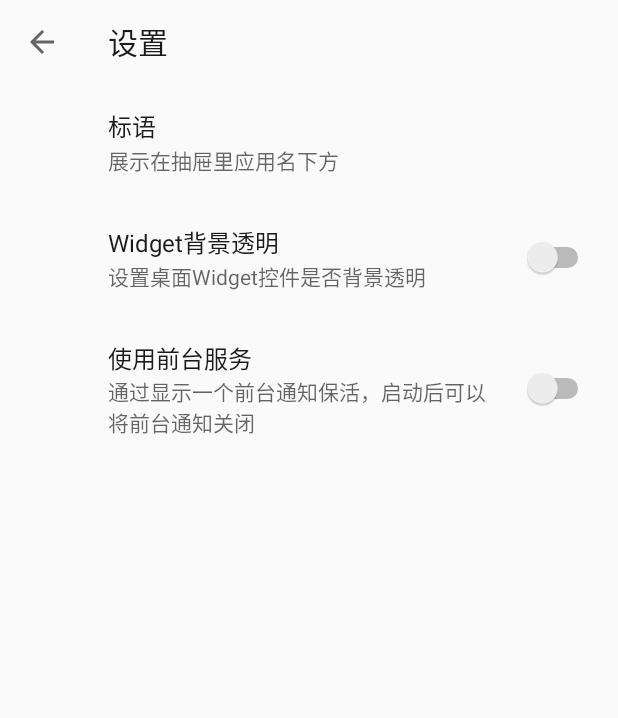
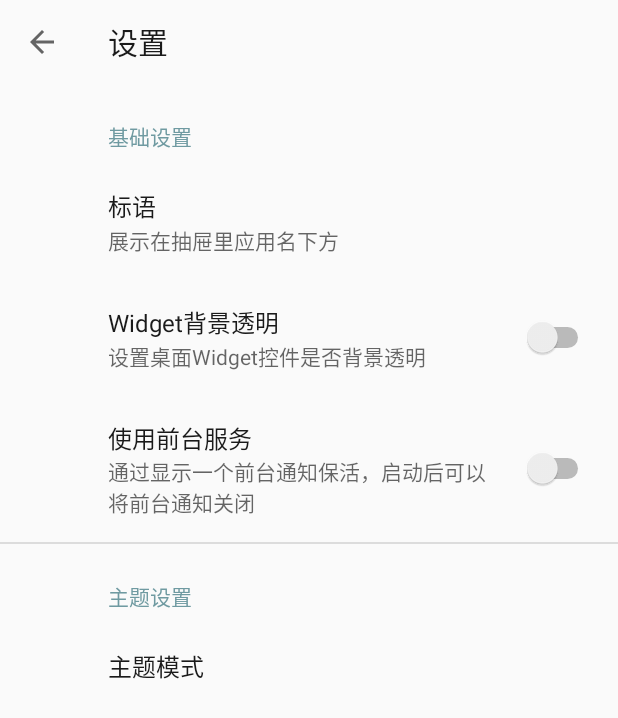
Before and after one commit to NevermindZZT/Days, an Android app: the SettingFragment screen opened directly, with no data from a screen before it, on a phone screen of 412 x 824 dp. Shown: the top 718 px of the screen. Run offline under Robolectric (Android 15) with nearby library versions, the light colour scheme and no system bars; our stand-ins replace androidx.preference, data binding.

Commit message:
新增夜间模式切换

```diff
--- a/app/src/main/java/com/letter/days/LetterApplication.kt
+++ b/app/src/main/java/com/letter/days/LetterApplication.kt
@@ -3,6 +3,8 @@ package com.letter.days
 import android.app.Application
 import com.letter.days.service.CoreService
 import android.content.startService
+import androidx.appcompat.app.AppCompatDelegate
+import androidx.preference.PreferenceManager
 
 /**
  * Application
@@ -29,5 +31,10 @@ class LetterApplication : Application() {
         super.onCreate()
         instance = this
         startService(CoreService::class.java)
+
+        AppCompatDelegate.setDefaultNightMode(
+            PreferenceManager.getDefaultSharedPreferences(this)
+                .getString("theme_mode", "-1")?.toInt() ?: -1
+        )
     }
 }
--- a/app/src/main/java/com/letter/days/fragment/SettingFragment.kt
+++ b/app/src/main/java/com/letter/days/fragment/SettingFragment.kt
@@ -4,8 +4,8 @@ import android.appwidget.AppWidgetManager
 import android.content.sendBroadcast
 import android.content.startService
 import android.os.Bundle
-import androidx.preference.Preference
-import androidx.preference.PreferenceFragmentCompat
+import androidx.appcompat.app.AppCompatDelegate
+import androidx.preference.*
 import com.letter.days.R
 import com.letter.days.service.CoreService
 
@@ -18,6 +18,11 @@ class SettingFragment : PreferenceFragmentCompat() {
 
     override fun onCreatePreferences(savedInstanceState: Bundle?, rootKey: String?) {
         setPreferencesFromResource(R.xml.setting_preferences, rootKey)
+        val themeModePreference = findPreference<ListPreference>("theme_mode")
+        themeModePreference?.setOnPreferenceChangeListener { _, newValue ->
+            AppCompatDelegate.setDefaultNightMode((newValue as String).toInt())
+            true
+        }
     }
 
     override fun onPreferenceTreeClick(preference: Preference?): Boolean {
--- a/app/src/main/res/values/array.xml
+++ b/app/src/main/res/values/array.xml
@@ -18,4 +18,14 @@
         <item>#FF0000FF</item>
         <item>#FF000000</item>
     </string-array>
+    <string-array name="theme_mode_entries">
+        <item>跟随系统</item>
+        <item>日间模式</item>
+        <item>夜间模式</item>
+    </string-array>
+    <string-array name="theme_mode_values">
+        <item>-1</item>
+        <item>1</item>
+        <item>2</item>
+    </string-array>
 </resources>
--- a/app/src/main/res/values/strings.xml
+++ b/app/src/main/res/values/strings.xml
@@ -36,6 +36,9 @@
     <string name="dialog_positive_button">确认</string>
     <string name="dialog_negative_button">取消</string>
 
+    <string name="setting_group_basic">基础设置</string>
+    <string name="setting_group_theme">主题设置</string>
+
     <string name="setting_slogan_default">记住值得铭记的</string>
     <string name="setting_slogan_title">标语</string>
     <string name="setting_slogan_summary">展示在抽屉里应用名下方</string>
@@ -43,6 +46,7 @@
     <string name="setting_widget_background_summary">设置桌面Widget控件是否背景透明</string>
     <string name="setting_intent_notification_title">使用前台服务</string>
     <string name="setting_intent_notification_summary">通过显示一个前台通知保活，启动后可以将前台通知关闭</string>
+    <string name="setting_theme_mode_title">主题模式</string>
 
     <string name="shortcut_add_anni_short_label">添加纪念日</string>
 
--- a/app/src/main/res/xml/setting_preferences.xml
+++ b/app/src/main/res/xml/setting_preferences.xml
@@ -2,6 +2,7 @@
 <PreferenceScreen
     xmlns:android="http://schemas.android.com/apk/res/android">
 
+    <PreferenceCategory android:title="@string/setting_group_basic">
         <EditTextPreference
             android:key="slogan"
             android:title="@string/setting_slogan_title"
@@ -20,5 +21,15 @@
             android:key="intent_notification"
             android:title="@string/setting_intent_notification_title"
             android:summary="@string/setting_intent_notification_summary"/>
+    </PreferenceCategory>
+
+    <PreferenceCategory android:title="@string/setting_group_theme">
+        <ListPreference
+            android:defaultValue="0"
+            android:entries="@array/theme_mode_entries"
+            android:entryValues="@array/theme_mode_values"
+            android:key="theme_mode"
+            android:title="@string/setting_theme_mode_title" />
+    </PreferenceCategory>
 
 </PreferenceScreen>
```
Lines whose indentation alone changed are shown as unchanged.
